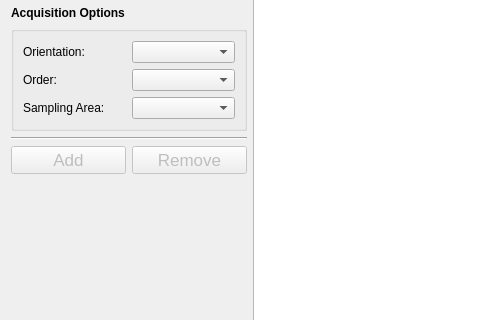
This is resources/loadCards.ui in gill14/AccuPatt as Qt 5 draws it before an edit; both pictures show x 0 to 480 and y 132 to 452 of the 891 by 769 pixel window. The edited form follows.
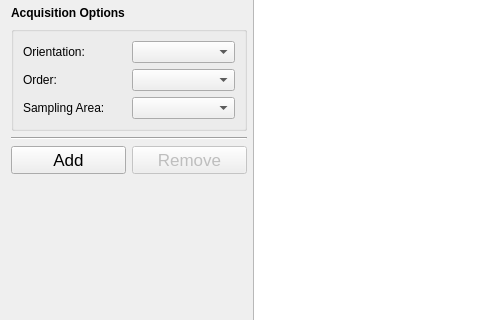
This is the edited form. Icons and pictures are not drawn. Custom widgets are drawn as their Qt base class.

```diff
--- a/resources/loadCards.ui
+++ b/resources/loadCards.ui
@@ -238,7 +238,7 @@
          <item>
           <widget class="QPushButton" name="buttonAddCard">
            <property name="enabled">
-            <bool>false</bool>
+            <bool>true</bool>
            </property>
            <property name="font">
             <font>
```
